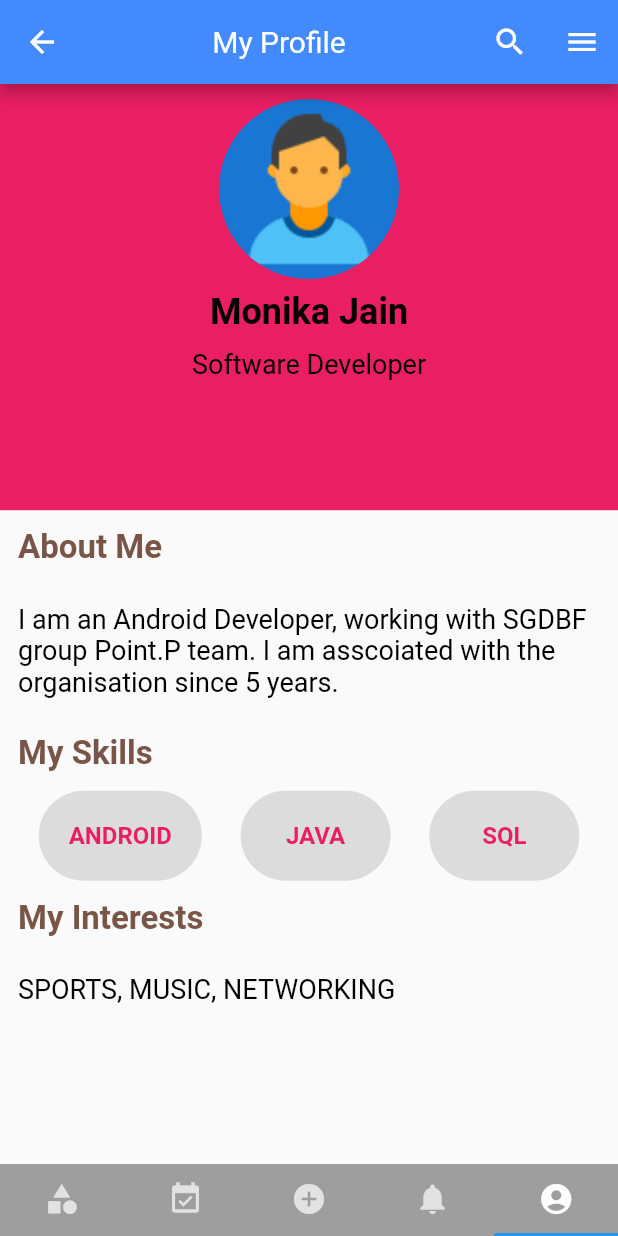
After one commit to samjitanirudh/aaomilo, a Flutter app: the TabViewScreen screen opened by its route, item 5 of the bottom bar chosen, after a tap on the "search" icon, on a phone screen of 412 x 824 dp. The commit adds this screen. Run offline on Flutter 3.47's test engine with Material 2 defaults, Android fonts, the phone set to English and light mode, and no system bars.

Commit message:
Merged code

```diff
--- a/lib/main.dart
+++ b/lib/main.dart
@@ -1,6 +1,8 @@
 import 'package:flutter/material.dart';
 import 'package:flutter_meetup_login/skillSelection.dart';
 import 'package:flutter_meetup_login/splash_screen.dart';
+import 'package:flutter_meetup_login/views/tabViewScreen.dart';
+import 'package:flutter_meetup_login/updateUserProfile.dart';
 import 'package:flutter_meetup_login/views/CutomListView.dart';
 import 'package:flutter_meetup_login/views/login_screen.dart';
 
@@ -18,7 +20,8 @@ class MyApp extends StatelessWidget {
       home: new SplashScreen(),
       routes: <String, WidgetBuilder>{
         '/Loginscreen': (BuildContext context) => new loginScreen(),
-        '/SkillSelection': (BuildContext context) => new SkillSelection()
+        '/UpdateUserProfile': (BuildContext context) => new UpdateUserProfile(),
+        '/TabViewScreen': (BuildContext context) => new TabViewScreen()
       },
     );
   }
--- /dev/null
+++ b/lib/updateUserProfile.dart
@@ -0,0 +1,69 @@
+import 'package:flutter/cupertino.dart';
+import 'package:flutter/material.dart';
+
+class UpdateUserProfile extends StatefulWidget {
+  @override
+  State<StatefulWidget> createState() {
+    return new _UpdateProfileState();
+  }
+}
+
+class _UpdateProfileState extends State<UpdateUserProfile> {
+
+  TextStyle style =
+  TextStyle(fontFamily: 'Montserrat', fontSize: 20.0, color: Colors.white,);
+
+  @override
+  Widget build(BuildContext context) {
+    return new Scaffold(
+
+      backgroundColor: Colors.white,
+      body: new Container(
+        child: new Center(
+          child: new Column(
+            // center the children
+            mainAxisAlignment: MainAxisAlignment.center,
+            children: <Widget>[
+              new Icon(
+                Icons.category,
+                size: 160.0,
+                color: Colors.blue,
+              ),
+              new Text(
+                "First Tab",
+
+                style: new TextStyle(color: Colors.black),
+              ),
+          new Material(
+            elevation: 5.0,
+            borderRadius: BorderRadius.circular(7.0),
+            color: Colors.red.shade700,
+            child: MaterialButton(
+              minWidth: MediaQuery.of(context).size.width * 0.8,
+              padding: EdgeInsets.fromLTRB(10.0, 5.0, 10.0, 5.0),
+              onPressed: () {
+                _login();
+              },
+              child: Text("Update Profile",
+                  textAlign: TextAlign.center,
+                  style: style.copyWith(
+                      color: Colors.white, fontWeight: FontWeight.bold)),
+            ),
+          )
+            ],
+          ),
+        ),
+      ),
+    );
+  }
+
+  void _login(){
+
+      navigationPage();
+
+    }
+
+  void navigationPage() {
+    Navigator.of(context).pushReplacementNamed('/TabViewScreen');
+  }
+  }
--- a/lib/views/login_screen.dart
+++ b/lib/views/login_screen.dart
@@ -145,13 +145,13 @@ class _loginScreenState extends State<loginScreen> implements LoginCallbacks {
     if (_formKey.currentState.validate()) {
       setState(() => _isLoading = true);
       _formKey.currentState.save();
-//      navigationPage();
-      _loginPresenter.loginButtonOnClick(_email, _pwd);
+      navigationPage();
+//      _loginPresenter.loginButtonOnClick(_email, _pwd);
     }
   }
 
   void navigationPage() {
-    Navigator.of(context).pushReplacementNamed('/SkillSelection');
+    Navigator.of(context).pushReplacementNamed('/UpdateUserProfile');
   }
 
   void _showToast(BuildContext context, final String message) {
@@ -186,13 +186,17 @@ class _loginScreenState extends State<loginScreen> implements LoginCallbacks {
   void loginSuccessfull() {
     // TODO: implement loginSuccessfull
     _showToast(bContext, "Login successfull");
+
     setState(() => _isLoading = false);
+    navigationPage();
   }
 
   @override
   void showLoginError() {
     // TODO: implement showLoginError
     _showToast(bContext, "Login unsuccessfull");
+
     setState(() => _isLoading = false);
+
   }
 }
--- /dev/null
+++ b/lib/views/tabViewScreen.dart
@@ -0,0 +1,80 @@
+import 'package:flutter/material.dart';
+
+
+
+import 'package:flutter_meetup_login/views/CreateInvite.dart';
+import 'package:flutter_meetup_login/views/tabs/CategoriesTab.dart';
+import 'package:flutter_meetup_login/views/tabs/MyInvites.dart';
+import 'package:flutter_meetup_login/views/tabs/MyProfileTab.dart';
+import 'package:flutter_meetup_login/views/tabs/NotificationTab.dart';
+
+
+
+class TabViewScreen extends StatefulWidget {
+  @override
+  TabsState createState() => new TabsState();
+}
+
+// SingleTickerProviderStateMixin is used for animation
+class TabsState extends State<TabViewScreen> with SingleTickerProviderStateMixin {
+  // Create a tab controller
+  TabController controller;
+
+  @override
+  void initState() {
+    super.initState();
+
+    // Initialize the Tab Controller
+    controller = new TabController(length: 5, vsync: this);
+  }
+
+  @override
+  void dispose() {
+    // Dispose of the Tab Controller
+    controller.dispose();
+    super.dispose();
+  }
+
+  @override
+  Widget build(BuildContext context) {
+    return new Scaffold(
+      // Appbar
+
+      // Set the TabBar view as the body of the Scaffold
+      body: new TabBarView(
+        // Add tabs as widgets
+        children: <Widget>[new CategoriesTab(), new MyInvites(), new CreateInvite(), new NotificationTab(), new MyProfile()],
+        // set the controller
+        controller: controller,
+      ),
+      // Set the bottom navigation bar
+      bottomNavigationBar: new Material(
+        // set the color of the bottom navigation bar
+        color: Colors.grey,
+        // set the tab bar as the child of bottom navigation bar
+        child: new TabBar(
+          tabs: <Tab>[
+            new Tab(
+              // set icon to the tab
+              icon: new Icon(Icons.category),
+            ),
+            new Tab(
+              icon: new Icon(Icons.event_available),
+            ),
+            new Tab(
+              icon: new Icon(Icons.add_circle),
+            ),
+            new Tab(
+              icon: new Icon(Icons.notifications),
+            ),
+            new Tab(
+              icon: new Icon(Icons.account_circle),
+            ),
+          ],
+          // setup the controller
+          controller: controller,
+        ),
+      ),
+    );
+  }
+}
--- /dev/null
+++ b/lib/views/tabs/CategoriesTab.dart
@@ -0,0 +1,30 @@
+import 'package:flutter/material.dart';
+
+class CategoriesTab extends StatelessWidget {
+  @override
+  Widget build(BuildContext context) {
+    return new Scaffold(
+      backgroundColor: Colors.white,
+      body: new Container(
+        child: new Center(
+          child: new Column(
+            // center the children
+            mainAxisAlignment: MainAxisAlignment.center,
+            children: <Widget>[
+              new Icon(
+                Icons.category,
+                size: 160.0,
+                color: Colors.blue,
+              ),
+              new Text(
+                "First Tab",
+
+                style: new TextStyle(color: Colors.black),
+              )
+            ],
+          ),
+        ),
+      ),
+    );
+  }
+}
--- /dev/null
+++ b/lib/views/tabs/MyInvites.dart
@@ -0,0 +1,29 @@
+import 'package:flutter/material.dart';
+
+class MyInvites extends StatelessWidget {
+  @override
+  Widget build(BuildContext context) {
+    return new Scaffold(
+      backgroundColor: Colors.white,
+      body: new Container(
+        child: new Center(
+          child: new Column(
+            // center the children
+            mainAxisAlignment: MainAxisAlignment.center,
+            children: <Widget>[
+              new Icon(
+                Icons.event_available,
+                size: 160.0,
+                color: Colors.blue,
+              ),
+              new Text(
+                "Second Tab",
+                style: new TextStyle(color: Colors.white),
+              )
+            ],
+          ),
+        ),
+      ),
+    );
+  }
+}
--- /dev/null
+++ b/lib/views/tabs/MyProfileTab.dart
@@ -0,0 +1,223 @@
+import 'package:flutter/material.dart';
+
+class MyProfile extends StatefulWidget {
+  @override
+  _MyProfilePage createState() {
+    // TODO: implement createState
+    _MyProfilePage _myProfilePage = new _MyProfilePage();
+    return _myProfilePage;
+  }
+}
+
+class _MyProfilePage extends State<MyProfile> {
+  @override
+  Widget build(BuildContext context) {
+    return new Scaffold(
+        appBar: AppBar(
+          backgroundColor: Colors.blueAccent,
+          title: Center(
+            child: Column(
+              crossAxisAlignment: CrossAxisAlignment.center,
+              mainAxisSize: MainAxisSize.max,
+              mainAxisAlignment: MainAxisAlignment.center,
+              children: <Widget>[
+                new Text(
+                  "My Profile",
+                  style: TextStyle(fontSize: 20.0),
+                ),
+              ],
+            ),
+          ),
+          actions: <Widget>[
+            new IconButton(
+              icon: new Icon(Icons.search),
+              onPressed: () {},
+            ),
+            new IconButton(
+              icon: new Icon(Icons.menu),
+              onPressed: () {},
+            ),
+          ],
+          iconTheme: IconThemeData(
+            color: Colors.white,
+          ),
+          textTheme: TextTheme(
+              title: TextStyle(
+            color: Colors.white,
+            fontSize: 20.0,
+          )),
+        ),
+        body: SafeArea(
+          child: SingleChildScrollView(
+              child: Column(
+                mainAxisAlignment: MainAxisAlignment.spaceEvenly,
+            children: <Widget>[
+              Container(
+                  padding: EdgeInsets.all(10),
+                  color: Colors.pink,
+                  height: MediaQuery.of(context).size.height / 2.9,
+                  width: MediaQuery.of(context).size.width,
+                  child: new Column(
+                    crossAxisAlignment: CrossAxisAlignment.center,
+                    mainAxisAlignment: MainAxisAlignment.start,
+                    children: <Widget>[
+                      new Container(
+                        child: CircleAvatar(
+                          backgroundImage: AssetImage("assets/images/profile.png"),
+                          minRadius: 60.0,
+                          maxRadius: 60.0,
+                        ),
+                      ),
+                      Align(
+                          alignment: Alignment.center,
+                          child: Padding(
+                              padding: EdgeInsets.all(8),
+                              child: new Text(
+                                "Monika Jain",
+                                style: TextStyle(
+                                    fontSize: 24,
+                                    fontStyle: FontStyle.normal,
+                                    fontWeight: FontWeight.bold,
+                                    color: Colors.black),
+                              ))),
+                      Align(
+                          alignment: Alignment.center,
+                          child: Padding(
+                              padding: EdgeInsets.all(2),
+                              child: new Text(
+                                "Software Developer",
+                                style: TextStyle(
+                                    fontSize: 18,
+                                    fontStyle: FontStyle.normal,
+                                    color: Colors.black),
+                              ))),
+                    ],
+                  )),
+              Container(
+                child: new Column(
+                  mainAxisAlignment: MainAxisAlignment.spaceAround,
+                  children: <Widget>[
+                    Align(
+                        alignment: Alignment.centerLeft,
+                        child: Padding(
+                            padding: EdgeInsets.all(12),
+                            child: new Text(
+                              "About Me",
+                              style: TextStyle(
+                                  fontSize: 22,
+                                  fontStyle: FontStyle.normal,
+                                  fontWeight: FontWeight.bold,
+                                  color: Colors.brown),
+                            ))),
+                    Align(
+                        alignment: Alignment.centerRight,
+                        child: Padding(
+                            padding: EdgeInsets.all(12),
+                            child: new Text(
+                              "I am an Android Developer, working with SGDBF group Point.P team. "
+                                  "I am asscoiated with the organisation since 5 years.",
+                              style: TextStyle(
+                                  fontSize: 18,
+                                  fontStyle: FontStyle.normal,
+                                  color: Colors.black),
+                            ))),
+                    Align(
+                        alignment: Alignment.topLeft,
+                        child: Padding(
+                            padding: EdgeInsets.all(12),
+                            child: new Text(
+                              "My Skills",
+                              style: TextStyle(
+                                  fontSize: 22,
+                                  fontStyle: FontStyle.normal,
+                                  fontWeight: FontWeight.bold,
+                                  color: Colors.brown),
+                            ))),
+                  ],
+                ),
+              ),
+              new Row(
+
+
+                mainAxisAlignment: MainAxisAlignment.spaceEvenly,
+                children: <Widget>[
+                  ButtonTheme(
+                      minWidth: 100.0,
+                      height: 60.0,
+                      child: RaisedButton(
+                        child: new Text("ANDROID",
+                            style: TextStyle(
+                                color: Colors.pink,
+                                fontSize: 16,
+                                fontWeight: FontWeight.bold)),
+                        padding: EdgeInsets.all(20),
+                        onPressed: null,
+                        colorBrightness: Brightness.light,
+                        disabledColor: Colors.black12,
+                        shape: new RoundedRectangleBorder(
+                            borderRadius: new BorderRadius.circular(30.0)),
+                      )),
+                  ButtonTheme(
+                      minWidth: 100.0,
+                      height: 60.0,
+                      child: RaisedButton(
+                          child: new Text("JAVA",
+                              style: TextStyle(
+                                  color: Colors.pink,
+                                  fontSize: 16,
+                                  fontWeight: FontWeight.bold)),
+                          padding: EdgeInsets.all(20),
+                          onPressed: null,
+                          disabledColor: Colors.black12,
+                          shape: new RoundedRectangleBorder(
+                              borderRadius: new BorderRadius.circular(30.0)))),
+                  ButtonTheme(
+                      minWidth: 100.0,
+                      height: 60.0,
+                      child: RaisedButton(
+                          child: new Text("SQL",
+                              style: TextStyle(
+                                  color: Colors.pink,
+                                  fontSize: 16,
+                                  fontWeight: FontWeight.bold)),
+                          padding: EdgeInsets.all(20),
+                          onPressed: null,
+                          disabledColor: Colors.black12,
+                          shape: new RoundedRectangleBorder(
+                              borderRadius: new BorderRadius.circular(30.0))))
+                ],
+              ),
+          Container(
+              child: new Column(
+                children: <Widget>[
+                  Align(
+                      alignment: Alignment.topLeft,
+                      child: Padding(
+                          padding: EdgeInsets.all(12),
+                          child: new Text(
+                            "My Interests",
+                            style: TextStyle(
+                                fontSize: 22,
+                                fontStyle: FontStyle.normal,
+                                fontWeight: FontWeight.bold,
+                                color: Colors.brown),
+                          ))),
+                  Align(
+                      alignment: Alignment.topLeft,
+                      child: Padding(
+                          padding: EdgeInsets.all(12),
+                          child: new Text(
+                            "SPORTS, MUSIC, NETWORKING",
+                            style: TextStyle(
+                                fontSize: 18,
+                                fontStyle: FontStyle.normal,
+                                color: Colors.black),
+                          ))),
+                  ]
+              ),
+          )
+            ],
+          )),
+        ));
+  }
+}
--- /dev/null
+++ b/lib/views/tabs/NotificationTab.dart
@@ -0,0 +1,29 @@
+import 'package:flutter/material.dart';
+
+class NotificationTab extends StatelessWidget {
+  @override
+  Widget build(BuildContext context) {
+    return new Scaffold(
+      backgroundColor: Colors.white,
+      body: new Container(
+        child: new Center(
+          child: new Column(
+            // center the children
+            mainAxisAlignment: MainAxisAlignment.center,
+            children: <Widget>[
+              new Icon(
+                Icons.notifications,
+                size: 160.0,
+                color: Colors.blue,
+              ),
+              new Text(
+                "Third Tab",
+                style: new TextStyle(color: Colors.white),
+              )
+            ],
+          ),
+        ),
+      ),
+    );
+  }
+}
--- a/pubspec.yaml
+++ b/pubspec.yaml
@@ -48,6 +48,7 @@ flutter:
    - assets/images/converge.png
    - assets/images/datepicker.png
    - assets/images/loginbg.jpg
+   - assets/images/profile.png
   #  - images/a_dot_ham.jpeg
 
   # An image asset can refer to one or more resolution-specific "variants", see
```
Also changed, not shown: assets/images/flutterlogo.png (added), assets/images/meetupimage.jpg (added), assets/images/profile.png (added).
